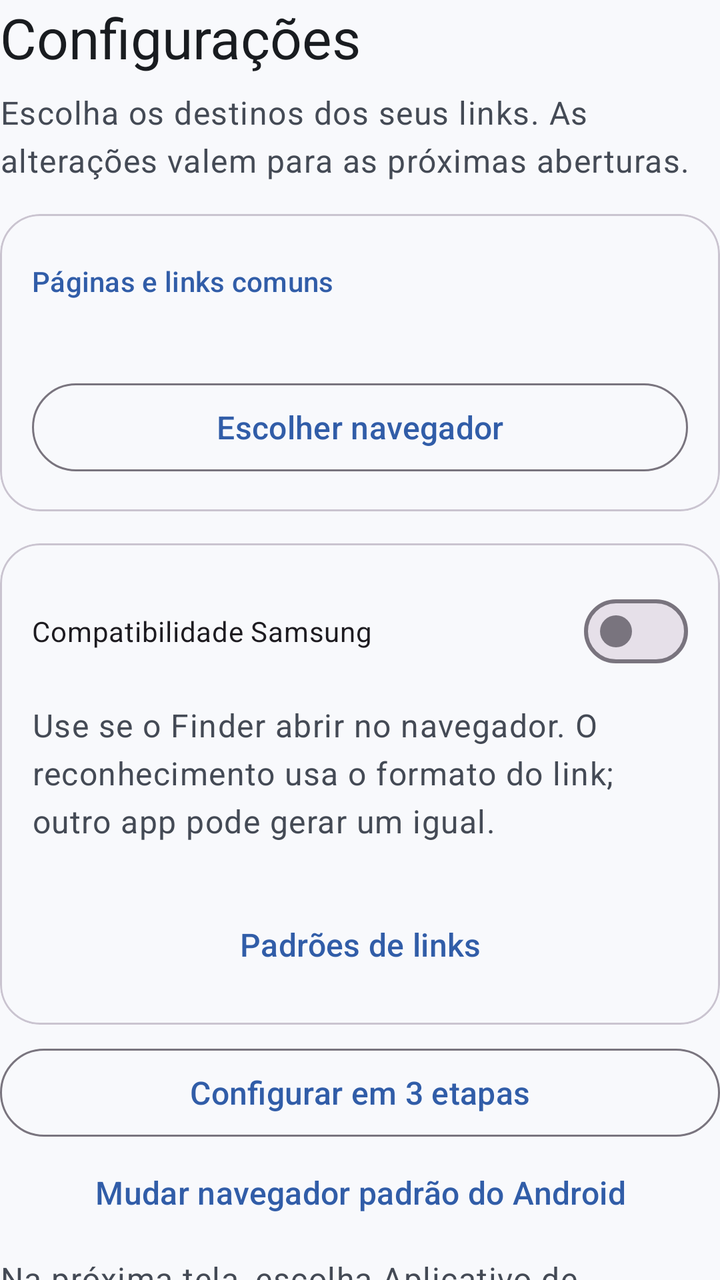
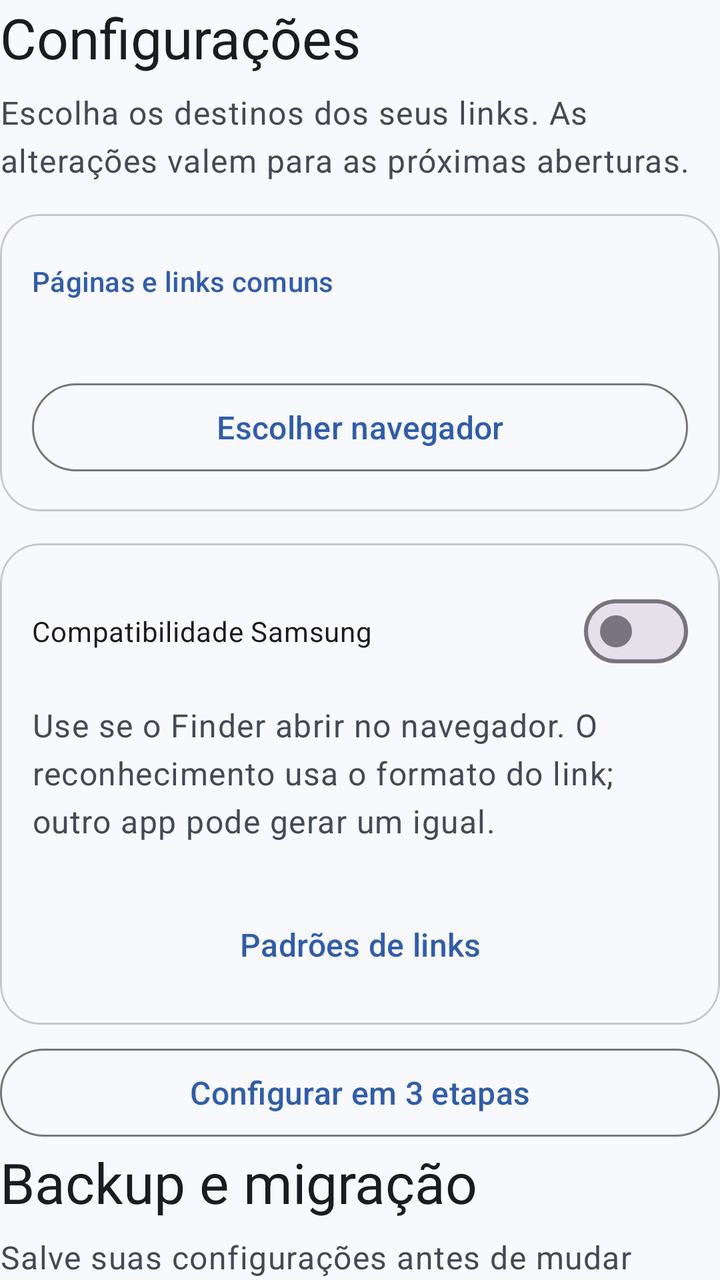

Two renders of the same Android screen: before a commit and after it. Below are the layout's source before the change and the commit's diff.
<!-- AndroidManifest.xml: application theme Theme.FinderToGoogle -->
<!-- res/layout/page_configuration.xml -->
<LinearLayout xmlns:android="http://schemas.android.com/apk/res/android" xmlns:app="http://schemas.android.com/apk/res-auto" android:layout_width="match_parent" android:layout_height="wrap_content" android:orientation="vertical">
  <TextView style="@style/UiTitle" android:text="@string/settings_title" />
  <TextView style="@style/UiBody" android:text="@string/configuration_intro" />
  <com.google.android.material.card.MaterialCardView android:layout_width="match_parent" android:layout_height="wrap_content" android:layout_marginTop="16dp" app:cardCornerRadius="20dp">
    <LinearLayout android:layout_width="match_parent" android:layout_height="wrap_content" android:padding="16dp" android:orientation="vertical">
      <TextView style="@style/UiCaption" android:text="@string/links_destination" />
      <TextView style="@style/UiBody" android:id="@+id/selected_browser" />
      <com.google.android.material.button.MaterialButton style="@style/UiSecondary" android:id="@+id/choose_browser" android:text="@string/choose_browser" />
    </LinearLayout>
  </com.google.android.material.card.MaterialCardView>
  <com.google.android.material.card.MaterialCardView android:layout_width="match_parent" android:layout_height="wrap_content" android:layout_marginTop="16dp" app:cardCornerRadius="20dp">
    <LinearLayout android:layout_width="match_parent" android:layout_height="wrap_content" android:padding="16dp" android:orientation="vertical">
      <com.google.android.material.materialswitch.MaterialSwitch android:id="@+id/experimental" android:layout_width="match_parent" android:layout_height="wrap_content" android:minHeight="56dp" android:text="@string/experimental_title" />
      <TextView style="@style/UiBody" android:text="@string/compatibility_summary" />
      <TextView style="@style/UiCaption" android:id="@+id/signatures_status" />
      <com.google.android.material.button.MaterialButton style="@style/UiTextButton" android:id="@+id/manage_signatures" android:text="@string/signatures_title" />
    </LinearLayout>
  </com.google.android.material.card.MaterialCardView>
  <com.google.android.material.button.MaterialButton style="@style/UiSecondary" android:id="@+id/configure_guide" android:text="@string/configure" />
  <com.google.android.material.button.MaterialButton style="@style/UiTextButton" android:id="@+id/restore" android:text="@string/restore" />
  <TextView style="@style/UiBody" android:text="@string/restore_message" />
</LinearLayout>
<!-- resources referenced by this layout -->
<resources>
  <string name="choose_browser">Escolher navegador</string>
  <string name="compatibility_summary">Use se o Finder abrir no navegador. O reconhecimento usa o formato do link; outro app pode gerar um igual.</string>
  <string name="configuration_intro">Escolha os destinos dos seus links. As alterações valem para as próximas aberturas.</string>
  <string name="configure">Configurar em 3 etapas</string>
  <string name="experimental_title">Compatibilidade Samsung</string>
  <string name="links_destination">Páginas e links comuns</string>
  <string name="restore">Mudar navegador padrão do Android</string>
  <string name="restore_message">Na próxima tela, escolha Aplicativo de navegador e selecione seu navegador anterior. O Finder to Google não faz essa alteração automaticamente.</string>
  <string name="settings_title">Configurações</string>
  <string name="signatures_title">Padrões de links</string>
  <style name="UiBody" parent="TextAppearance.Material3.BodyLarge">
      <item name="android:layout_width">match_parent</item>
      <item name="android:layout_height">wrap_content</item>
      <item name="android:layout_marginTop">8dp</item>
      <item name="android:textColor">?attr/colorOnSurfaceVariant</item>
    </style>
  <style name="UiCaption" parent="TextAppearance.Material3.LabelLarge">
      <item name="android:layout_width">match_parent</item>
      <item name="android:layout_height">wrap_content</item>
      <item name="android:layout_marginTop">8dp</item>
      <item name="android:textColor">?attr/colorPrimary</item>
    </style>
  <style name="UiSecondary" parent="Widget.Material3.Button.OutlinedButton">
      <item name="android:layout_width">match_parent</item>
      <item name="android:layout_height">wrap_content</item>
      <item name="android:layout_marginTop">8dp</item>
      <item name="android:minHeight">52dp</item>
      <item name="android:textSize">16sp</item>
      <item name="android:textAllCaps">false</item>
      <item name="android:singleLine">false</item>
    </style>
  <style name="UiTextButton" parent="Widget.Material3.Button.TextButton">
      <item name="android:layout_width">match_parent</item>
      <item name="android:layout_height">wrap_content</item>
      <item name="android:minHeight">48dp</item>
      <item name="android:textSize">16sp</item>
      <item name="android:textAllCaps">false</item>
      <item name="android:singleLine">false</item>
    </style>
  <style name="UiTitle" parent="TextAppearance.Material3.HeadlineMedium">
      <item name="android:layout_width">match_parent</item>
      <item name="android:layout_height">wrap_content</item>
      <item name="android:textColor">?attr/colorOnSurface</item>
      <item name="android:accessibilityHeading">true</item>
    </style>
  <color name="brand_primary">#315DA8</color>
  <color name="brand_on_primary">#FFFFFF</color>
  <color name="brand_container">#D9E5FF</color>
  <color name="brand_on_container">#0C1B37</color>
  <color name="app_surface">#F8F9FC</color>
  <color name="app_on_surface">#191C20</color>
  <color name="app_on_surface_variant">#444A55</color>
  <!-- unchanged entries left out for length: 1 -->
</resources>

<!-- the commit's change to res/layout/page_configuration.xml (unified diff, before → after) -->
@@ -17,6 +17,10 @@
     </LinearLayout>
   </com.google.android.material.card.MaterialCardView>
   <com.google.android.material.button.MaterialButton style="@style/UiSecondary" android:id="@+id/configure_guide" android:text="@string/configure" />
+  <TextView style="@style/UiTitle" android:text="@string/backup_title" />
+  <TextView style="@style/UiBody" android:text="@string/backup_description" />
+  <com.google.android.material.button.MaterialButton style="@style/UiSecondary" android:id="@+id/export_settings" android:text="@string/backup_export" />
+  <com.google.android.material.button.MaterialButton style="@style/UiSecondary" android:id="@+id/import_settings" android:text="@string/backup_import" />
   <com.google.android.material.button.MaterialButton style="@style/UiTextButton" android:id="@+id/restore" android:text="@string/restore" />
   <TextView style="@style/UiBody" android:text="@string/restore_message" />
 </LinearLayout>
<!-- resource entries referenced after the edit -->
@@ -1,5 +1,9 @@
 <!-- resources referenced by this layout -->
 <resources>
+  <string name="backup_description">Salve suas configurações antes de mudar do debug para a release. Inclui navegador, compatibilidade, opção de diagnóstico e todos os padrões. Não inclui o último diagnóstico nem a autorização de navegador padrão do Android. Guarde o arquivo fora da pasta privada do app.</string>
+  <string name="backup_export">Exportar configurações</string>
+  <string name="backup_import">Importar configurações</string>
+  <string name="backup_title">Backup e migração</string>
   <string name="choose_browser">Escolher navegador</string>
   <string name="compatibility_summary">Use se o Finder abrir no navegador. O reconhecimento usa o formato do link; outro app pode gerar um igual.</string>
   <string name="configuration_intro">Escolha os destinos dos seus links. As alterações valem para as próximas aberturas.</string>
